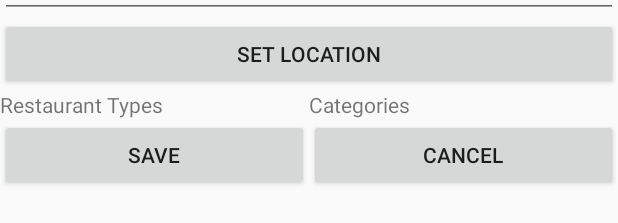
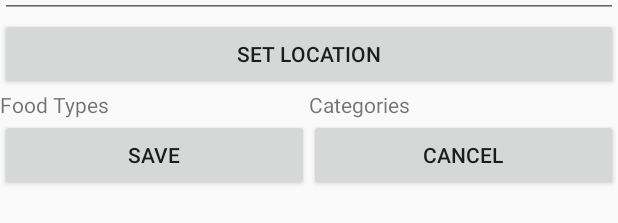
Before and after one commit to PoomSmart/MUDining-Mobile, an Android app: the layout activity_edit_restaurant.xml on its own in the app's theme, with its tools: preview values and no code run, on a phone screen of 412 x 824 dp. Shown: the part 222-445 px from the top of the screen. Run offline under Robolectric (Android 15) with nearby library versions, the phone set to English and light mode, and no system bars.

Commit message:
[Fix] Naming

```diff
--- a/app/src/main/java/com/untitled/untitledapk/RestaurantManager.java
+++ b/app/src/main/java/com/untitled/untitledapk/RestaurantManager.java
@@ -10,7 +10,7 @@ import io.reactivex.Flowable;
 
 public class RestaurantManager {
 
-    public static String[] restaurantTypes = {"Type1", "Type2", "Type3"};
+    public static String[] foodTypes = {"Type1", "Type2", "Type3"};
     public static String[] categoryTypes = {"Category1", "Category2", "Category3"};
     private static RestaurantDao restaurantDao = null;
 
--- a/app/src/main/java/com/untitled/untitledapk/persistence/Restaurant.java
+++ b/app/src/main/java/com/untitled/untitledapk/persistence/Restaurant.java
@@ -79,6 +79,10 @@ public class Restaurant implements Serializable {
         return mName;
     }
 
+    public void setName(String mName) {
+        this.mName = mName;
+    }
+
     public Double getLatitude() {
         return mLatitude;
     }
--- a/app/src/main/res/layout/activity_edit_restaurant.xml
+++ b/app/src/main/res/layout/activity_edit_restaurant.xml
@@ -62,7 +62,7 @@
             android:orientation="horizontal">
 
             <LinearLayout
-                android:id="@+id/restaurant_types_layout"
+                android:id="@+id/food_types_layout"
                 android:layout_width="match_parent"
                 android:layout_height="match_parent"
                 android:layout_weight="1"
@@ -73,7 +73,7 @@
                     android:layout_width="match_parent"
                     android:layout_height="wrap_content"
                     android:layout_weight="1"
-                    android:text="@string/restaurant_types" />
+                    android:text="@string/food_types" />
 
             </LinearLayout>
 
--- a/app/src/main/res/values/strings.xml
+++ b/app/src/main/res/values/strings.xml
@@ -2,7 +2,7 @@
     <string name="app_name">Untitled.apk</string>
     <string name="restaurant_name_placeholder">Restaurant Name</string>
     <string name="restaurant_description_placeholder">Restaurant Description</string>
-    <string name="restaurant_types">Restaurant Types</string>
+    <string name="food_types">Food Types</string>
     <string name="category_types">Categories</string>
     <string name="set_location_text">Set Location</string>
 
```
